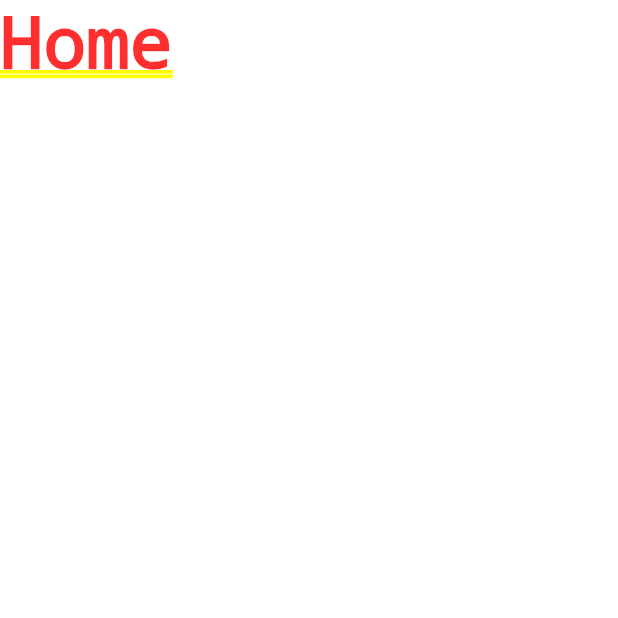
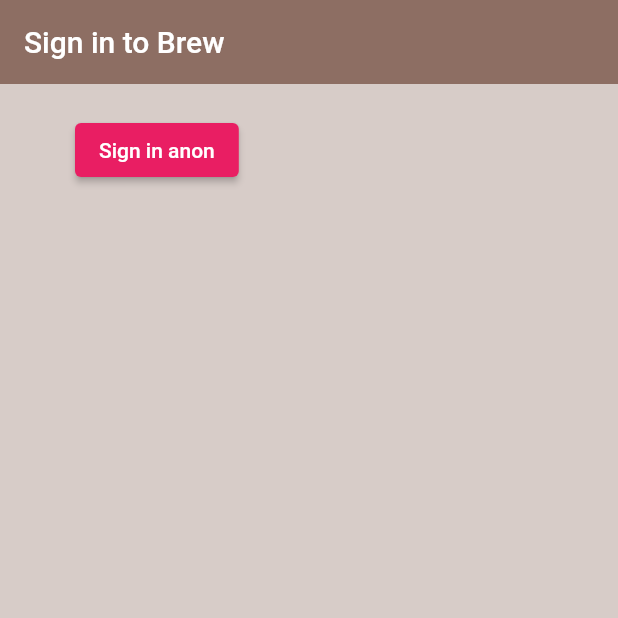
Before and after one commit to SixtusMiracle/brew, a Flutter app: the screen it shows after launch, on a phone screen of 412 x 824 dp, the top half of it. Run offline on Flutter 3.47's test engine with Material 2 defaults, Android fonts, the phone set to English and light mode, and no system bars; our stand-ins replace firebase_auth, firebase_core; accounts and stored records are empty.

Commit message:
firebase auth sign in anonymously

```diff
--- a/lib/screens/auth/authenticate.dart
+++ b/lib/screens/auth/authenticate.dart
@@ -1,3 +1,4 @@
+import 'package:brew/screens/auth/sign_in.dart';
 import 'package:flutter/material.dart';
 
 class Authenticate extends StatefulWidget {
@@ -11,7 +12,7 @@ class _AuthenticateState extends State<Authenticate> {
   @override
   Widget build(BuildContext context) {
     return Container(
-      child: Text('Authenticate'),
+      child: SignIn(),
     );
   }
 }
--- /dev/null
+++ b/lib/screens/auth/sign_in.dart
@@ -0,0 +1,45 @@
+import 'package:flutter/material.dart';
+
+import '../../services/auth.dart';
+
+class SignIn extends StatefulWidget {
+  const SignIn({Key? key}) : super(key: key);
+
+  @override
+  State<SignIn> createState() => _SignInState();
+}
+
+class _SignInState extends State<SignIn> {
+  final AuthService _auth = AuthService();
+
+  @override
+  Widget build(BuildContext context) {
+    return Scaffold(
+      backgroundColor: Colors.brown[100],
+      appBar: AppBar(
+        backgroundColor: Colors.brown[400],
+        elevation: 0,
+        title: Text('Sign in to Brew'),
+      ),
+      body: Container(
+        padding: EdgeInsets.symmetric(
+          vertical: 20.0,
+          horizontal: 50.0,
+        ),
+        child: ElevatedButton(
+          child: Text('Sign in anon'),
+          onPressed: () async {
+            dynamic result = await _auth.signInAnon();
+            if (result == null) {
+              print('Error signing in');
+            } else {
+              print('Signed in!');
+              print(result);
+              print({'uid': result.uid});
+            }
+          },
+        ),
+      ),
+    );
+  }
+}
--- a/lib/screens/wrapper.dart
+++ b/lib/screens/wrapper.dart
@@ -1,3 +1,4 @@
+import 'package:brew/screens/auth/authenticate.dart';
 import 'package:brew/screens/home/home.dart';
 import 'package:flutter/material.dart';
 
@@ -7,6 +8,6 @@ class Wrapper extends StatelessWidget {
   @override
   Widget build(BuildContext context) {
     // return either Home or Authenticate widget
-    return Home();
+    return Authenticate();
   }
 }
```
Also changed, not shown: lib/services/auth.dart (added, +24 -0 lines).
